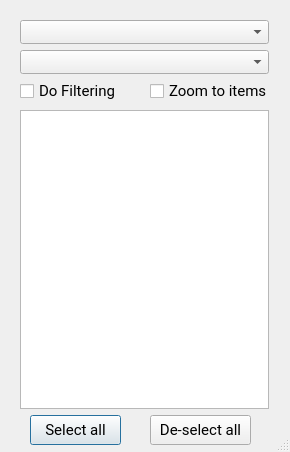
Qt form forms/ui_filter.ui (pedrocamargo/getthemfiltered) before a commit.
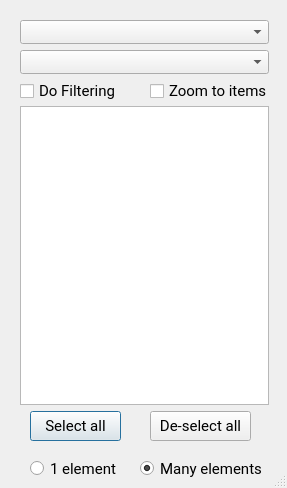
The same form after that commit. Custom widgets are drawn as their Qt base class.

Commit message: Allows to select single or multiple values

Diff of the .ui file:
```diff
--- a/forms/ui_filter.ui
+++ b/forms/ui_filter.ui
@@ -6,8 +6,8 @@
    <rect>
     <x>0</x>
     <y>0</y>
-    <width>290</width>
-    <height>452</height>
+    <width>287</width>
+    <height>488</height>
    </rect>
   </property>
   <property name="sizePolicy">
@@ -98,7 +98,7 @@
    <property name="geometry">
     <rect>
      <x>20</x>
-     <y>110</y>
+     <y>106</y>
      <width>249</width>
      <height>299</height>
     </rect>
@@ -151,7 +151,7 @@
    <property name="geometry">
     <rect>
      <x>30</x>
-     <y>415</y>
+     <y>411</y>
      <width>91</width>
      <height>30</height>
     </rect>
@@ -170,7 +170,7 @@
    <property name="geometry">
     <rect>
      <x>150</x>
-     <y>415</y>
+     <y>411</y>
      <width>101</width>
      <height>30</height>
     </rect>
@@ -185,6 +185,47 @@
     <string>De-select all</string>
    </property>
   </widget>
+  <widget class="QRadioButton" name="rdo_single">
+   <property name="geometry">
+    <rect>
+     <x>30</x>
+     <y>460</y>
+     <width>91</width>
+     <height>17</height>
+    </rect>
+   </property>
+   <property name="font">
+    <font>
+     <family>Roboto</family>
+     <pointsize>11</pointsize>
+    </font>
+   </property>
+   <property name="text">
+    <string>1 element</string>
+   </property>
+  </widget>
+  <widget class="QRadioButton" name="rdo_multi">
+   <property name="geometry">
+    <rect>
+     <x>140</x>
+     <y>460</y>
+     <width>121</width>
+     <height>17</height>
+    </rect>
+   </property>
+   <property name="font">
+    <font>
+     <family>Roboto</family>
+     <pointsize>11</pointsize>
+    </font>
+   </property>
+   <property name="text">
+    <string>Many elements</string>
+   </property>
+   <property name="checked">
+    <bool>true</bool>
+   </property>
+  </widget>
  </widget>
  <customwidgets>
   <customwidget>
```
The commit also changes 1 other file.
